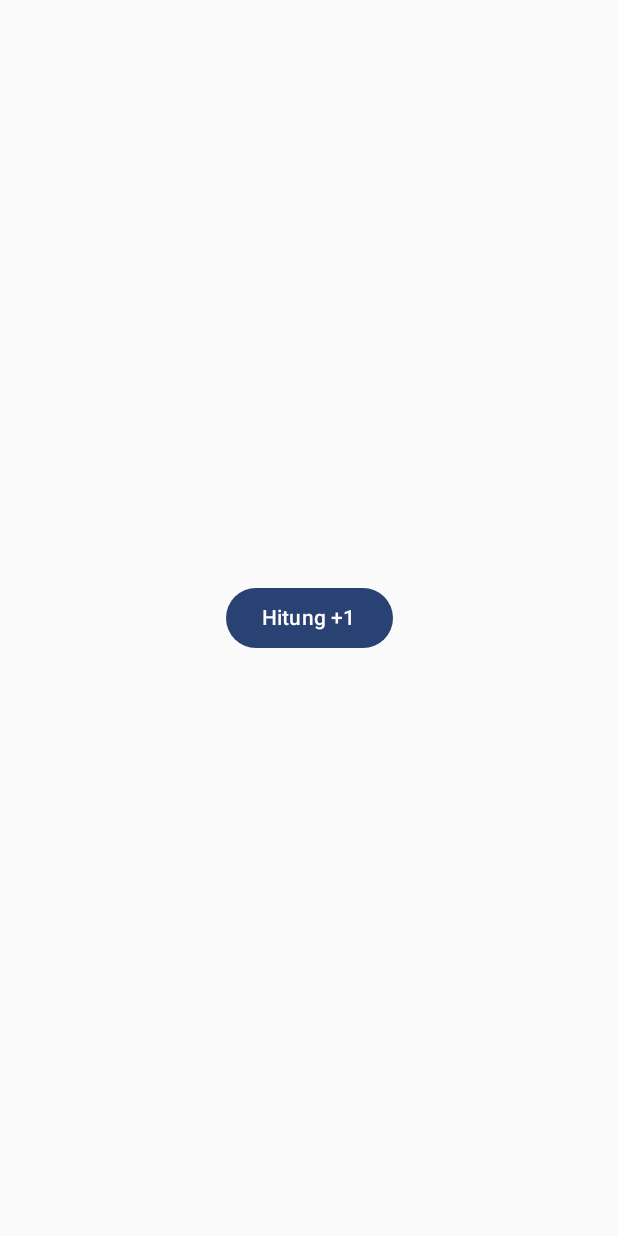
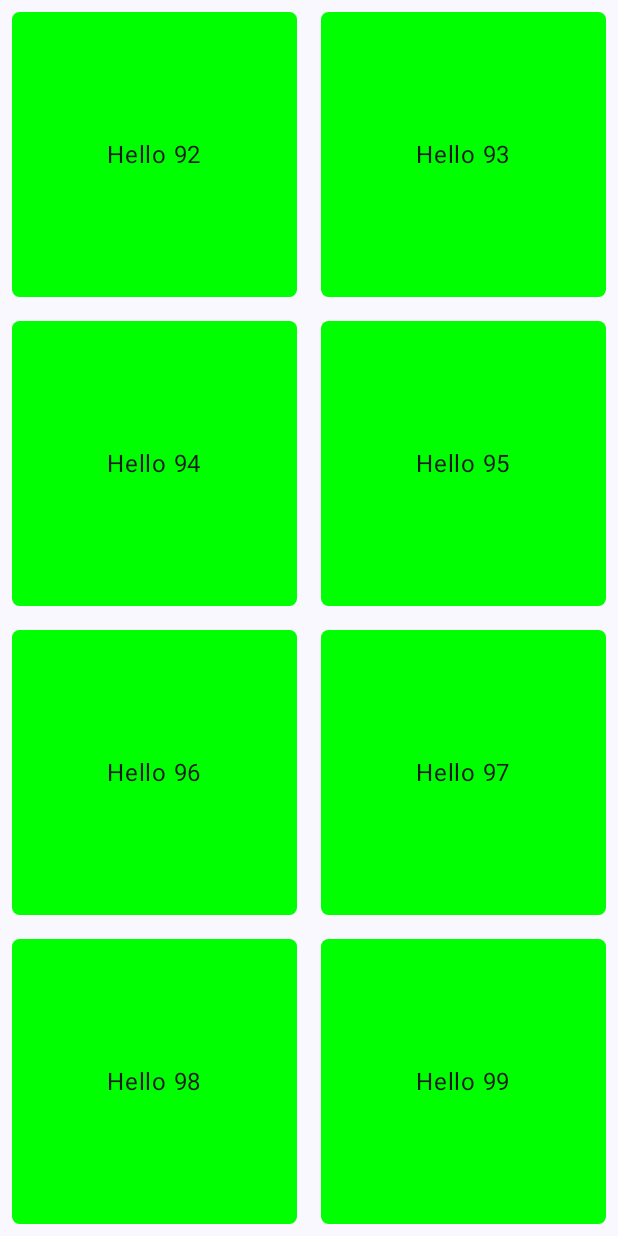
Before and after one commit to gedeastu/Jetpack_Compose_Drill, an Android app built with Jetpack Compose: the screen it shows after launch (MainActivity), on a phone screen of 412 x 824 dp. Run offline under Robolectric (Android 15) with nearby library versions, the phone set to English and light mode, and no system bars; our stand-ins replace constraintlayout-compose; Roboto replaces fonts that are not available here.

```diff
--- a/app/src/main/java/com/example/main/MainActivity.kt
+++ b/app/src/main/java/com/example/main/MainActivity.kt
@@ -15,18 +15,25 @@ import androidx.compose.foundation.layout.Box
 import androidx.compose.foundation.layout.Column
 import androidx.compose.foundation.layout.Row
 import androidx.compose.foundation.layout.Spacer
+import androidx.compose.foundation.layout.aspectRatio
 import androidx.compose.foundation.layout.fillMaxSize
 import androidx.compose.foundation.layout.fillMaxWidth
 import androidx.compose.foundation.layout.height
 import androidx.compose.foundation.layout.padding
 import androidx.compose.foundation.layout.width
 import androidx.compose.foundation.lazy.LazyColumn
+import androidx.compose.foundation.lazy.grid.GridCells
+import androidx.compose.foundation.lazy.grid.LazyVerticalGrid
+import androidx.compose.foundation.lazy.grid.rememberLazyGridState
 import androidx.compose.foundation.lazy.itemsIndexed
+import androidx.compose.foundation.lazy.rememberLazyListState
+import androidx.compose.foundation.rememberScrollState
 import androidx.compose.foundation.shape.RoundedCornerShape
 import androidx.compose.material3.Button
 import androidx.compose.material3.CardDefaults
 import androidx.compose.material3.ElevatedCard
 import androidx.compose.material3.ExperimentalMaterial3Api
+import androidx.compose.material3.FloatingActionButton
 import androidx.compose.material3.Scaffold
 import androidx.compose.material3.Snackbar
 import androidx.compose.material3.SnackbarDuration
@@ -42,6 +49,7 @@ import androidx.compose.runtime.remember
 import androidx.compose.ui.Alignment
 import androidx.compose.ui.ExperimentalComposeUiApi
 import androidx.compose.ui.Modifier
+import androidx.compose.ui.draw.clip
 import androidx.compose.ui.focus.FocusManager
 import androidx.compose.ui.graphics.Brush
 import androidx.compose.ui.graphics.Color
@@ -64,9 +72,7 @@ import androidx.compose.ui.unit.dp
 import androidx.compose.ui.unit.sp
 import androidx.constraintlayout.compose.ConstraintLayout
 import androidx.constraintlayout.compose.ConstraintSet
-import com.example.main.bmiApp.BmiScreen
 import com.example.main.counterButton.CounterButton
-import com.example.main.squareFormula.SquareFormulaScreen
 import com.example.main.ui.theme.MainTheme
 import kotlinx.coroutines.CoroutineScope
 import kotlinx.coroutines.launch
@@ -77,11 +83,8 @@ class MainActivity : ComponentActivity() {
     override fun onCreate(savedInstanceState: Bundle?) {
         super.onCreate(savedInstanceState)
         setContent {
-            var textFieldState = remember {
-                mutableStateOf("")
-            }
             MainTheme {
-                CounterButton()
+                //CounterButton()
 
                 //SquareFormulaScreen()
 
@@ -116,7 +119,7 @@ class MainActivity : ComponentActivity() {
                 //)
 
                 //Lists
-                //Lists(scrollState = rememberScrollState())
+                Lists(scrollState = rememberScrollState())
 
                 //Textfields, Buttons & Showing Snackbars
 //                                SnackbarsTextFieldsButtons(
@@ -326,6 +329,9 @@ fun SnackbarsTextFieldsButtons(
     snackbarHostState: SnackbarHostState, coroutine: CoroutineScope, context: Context, textFieldState: MutableState<String>,
     keyboardController: SoftwareKeyboardController?, focusManager: FocusManager
 ){
+    var textFieldState = remember {
+        mutableStateOf("")
+    }
     Scaffold(
         snackbarHost = { SnackbarHost(hostState = snackbarHostState) {
             Snackbar(
@@ -388,12 +394,44 @@ fun Lists(scrollState:ScrollState){
     //    }
 
     //LazyColumn & ItemsIndexed
-    LazyColumn(){
-        itemsIndexed(
-            listOf("this","is","your","mental")
-        ){index, item ->
-            Text(text = "Item $item", modifier = Modifier.fillMaxSize())
-        }
+    //LazyColumn(){
+    //    itemsIndexed(
+    //        listOf("this","is","your","mental")
+    //    ){index, item ->
+    //        Text(text = "Item $item", modifier = Modifier.fillMaxSize())
+    //    }
+    //}
+
+    //LazyGrid
+    val stateLazyGrid = rememberLazyGridState(
+        initialFirstVisibleItemIndex = 99
+    )
+    Scaffold(
+        //floatingActionButton = {
+        //    FloatingActionButton(content = {
+        //        Text(text = "Go to Item 99")
+        //    }, onClick = { stateLazyGrid.animateScrollToItem(99) })
+        //}
+    ){ paddingValues ->
+        LazyVerticalGrid(
+            modifier = Modifier.padding(paddingValues = paddingValues),
+            //GridCells.Fixed() is for item grid based on count int type
+            columns = GridCells.Fixed(2),
+            state = stateLazyGrid,
+
+            //GridCells.Adaptive() is for item grid based on dp value
+            //columns = GridCells.Adaptive(200.dp),
+            content = {
+                items(100){id ->
+                    Box(modifier = Modifier
+                        .padding(8.dp)
+                        .aspectRatio(1f)
+                        .clip(RoundedCornerShape(5.dp))
+                        .background(Color.Green), contentAlignment = Alignment.Center){
+                        Text(text = "Hello $id")
+                    }
+                }
+            })
     }
 }
 
--- a/app/src/main/java/com/example/main/counterButton/CounterButton.kt
+++ b/app/src/main/java/com/example/main/counterButton/CounterButton.kt
@@ -2,6 +2,7 @@ package com.example.main.counterButton
 
 import androidx.compose.foundation.layout.Arrangement
 import androidx.compose.foundation.layout.Column
+import androidx.compose.foundation.layout.Row
 import androidx.compose.foundation.layout.fillMaxSize
 import androidx.compose.material3.Button
 import androidx.compose.material3.Text
```
Also changed, not shown: app/build.gradle.kts (+7 -6 lines), 2 other files.
